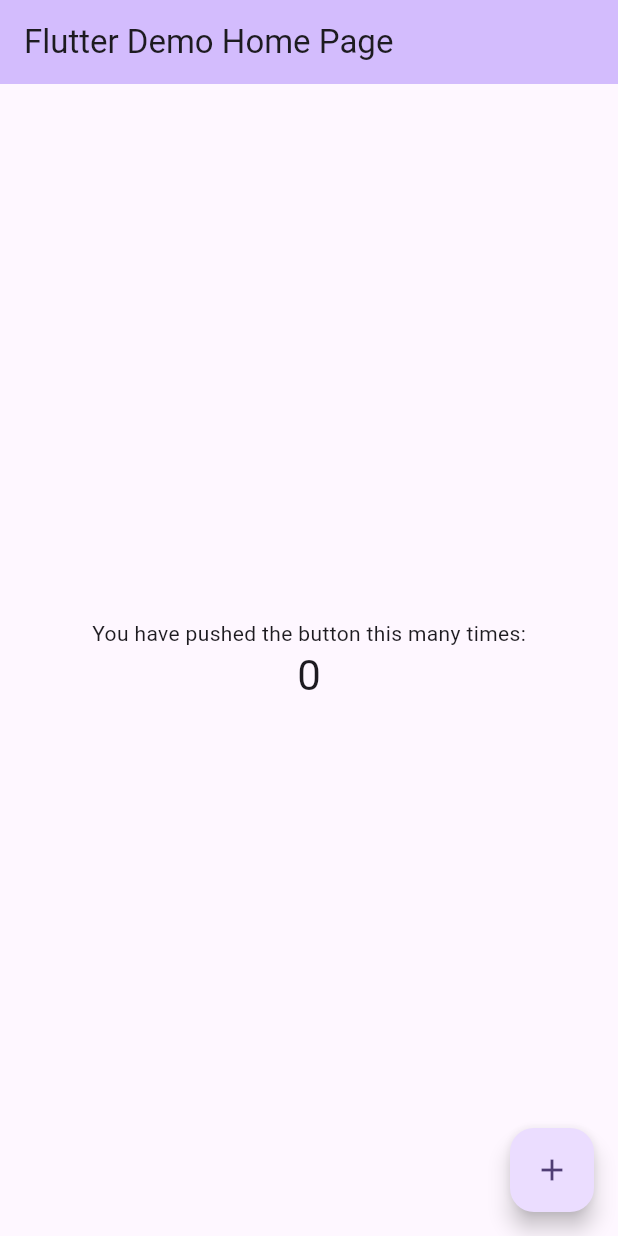
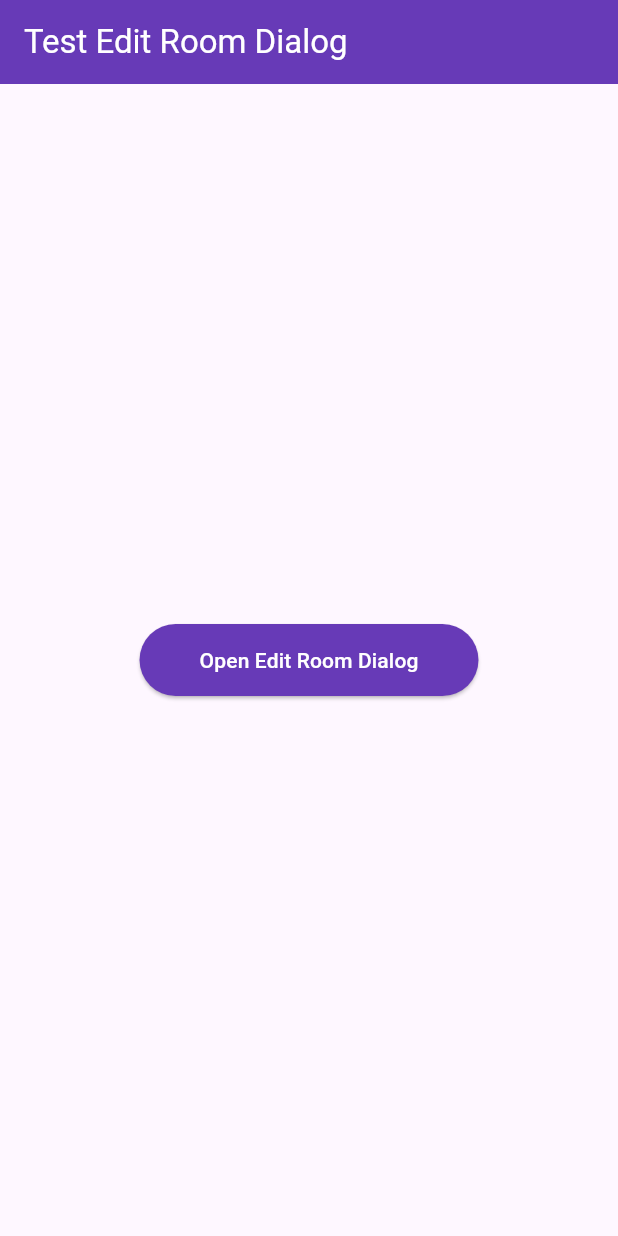
Before and after one commit to 6631501194-cmd/roombooking-frontend, a Flutter app: the screen it shows after launch, on a phone screen of 412 x 824 dp. Run offline on Flutter 3.47's test engine with Material 3 defaults, Android fonts, the phone set to English and light mode, and no system bars; our stand-ins replace image_picker.

Commit message:
fix main.dart to test

```diff
--- a/lib/main.dart
+++ b/lib/main.dart
@@ -1,4 +1,5 @@
 import 'package:flutter/material.dart';
+import 'edit_room_dialog.dart';
 
 void main() {
   runApp(const MyApp());
@@ -7,116 +8,67 @@ void main() {
 class MyApp extends StatelessWidget {
   const MyApp({super.key});
 
-  // This widget is the root of your application.
   @override
   Widget build(BuildContext context) {
     return MaterialApp(
-      title: 'Flutter Demo',
+      debugShowCheckedModeBanner: false,
+      title: 'Edit Room Dialog Demo',
       theme: ThemeData(
-        // This is the theme of your application.
-        //
-        // TRY THIS: Try running your application with "flutter run". You'll see
-        // the application has a purple toolbar. Then, without quitting the app,
-        // try changing the seedColor in the colorScheme below to Colors.green
-        // and then invoke "hot reload" (save your changes or press the "hot
-        // reload" button in a Flutter-supported IDE, or press "r" if you used
-        // the command line to start the app).
-        //
-        // Notice that the counter didn't reset back to zero; the application
-        // state is not lost during the reload. To reset the state, use hot
-        // restart instead.
-        //
-        // This works for code too, not just values: Most code changes can be
-        // tested with just a hot reload.
         colorScheme: ColorScheme.fromSeed(seedColor: Colors.deepPurple),
+        useMaterial3: true,
       ),
-      home: const MyHomePage(title: 'Flutter Demo Home Page'),
+      home: const EditRoomTestPage(),
     );
   }
 }
 
-class MyHomePage extends StatefulWidget {
-  const MyHomePage({super.key, required this.title});
-
-  // This widget is the home page of your application. It is stateful, meaning
-  // that it has a State object (defined below) that contains fields that affect
-  // how it looks.
-
-  // This class is the configuration for the state. It holds the values (in this
-  // case the title) provided by the parent (in this case the App widget) and
-  // used by the build method of the State. Fields in a Widget subclass are
-  // always marked "final".
-
-  final String title;
+class EditRoomTestPage extends StatefulWidget {
+  const EditRoomTestPage({super.key});
 
   @override
-  State<MyHomePage> createState() => _MyHomePageState();
+  State<EditRoomTestPage> createState() => _EditRoomTestPageState();
 }
 
-class _MyHomePageState extends State<MyHomePage> {
-  int _counter = 0;
+class _EditRoomTestPageState extends State<EditRoomTestPage> {
+  final Map<String, dynamic> testRoom = {
+    "name": "Room 201",
+    "type": "Meeting Room",
+    "image": "assets/images/studyRoom1.png",
+  };
 
-  void _incrementCounter() {
-    setState(() {
-      // This call to setState tells the Flutter framework that something has
-      // changed in this State, which causes it to rerun the build method below
-      // so that the display can reflect the updated values. If we changed
-      // _counter without calling setState(), then the build method would not be
-      // called again, and so nothing would appear to happen.
-      _counter++;
-    });
+  void _openDialog() async {
+    final result = await showDialog<Map<String, dynamic>>(
+      context: context,
+      builder: (context) => EditRoomDialog(room: testRoom),
+    );
+
+    if (result != null) {
+      debugPrint("Updated Room: $result");
+      ScaffoldMessenger.of(context).showSnackBar(
+        const SnackBar(content: Text('Room updated successfully!')),
+      );
+    }
   }
 
   @override
   Widget build(BuildContext context) {
-    // This method is rerun every time setState is called, for instance as done
-    // by the _incrementCounter method above.
-    //
-    // The Flutter framework has been optimized to make rerunning build methods
-    // fast, so that you can just rebuild anything that needs updating rather
-    // than having to individually change instances of widgets.
     return Scaffold(
       appBar: AppBar(
-        // TRY THIS: Try changing the color here to a specific color (to
-        // Colors.amber, perhaps?) and trigger a hot reload to see the AppBar
-        // change color while the other colors stay the same.
-        backgroundColor: Theme.of(context).colorScheme.inversePrimary,
-        // Here we take the value from the MyHomePage object that was created by
-        // the App.build method, and use it to set our appbar title.
-        title: Text(widget.title),
+        title: const Text("Test Edit Room Dialog"),
+        backgroundColor: Colors.deepPurple,
+        foregroundColor: Colors.white,
       ),
       body: Center(
-        // Center is a layout widget. It takes a single child and positions it
-        // in the middle of the parent.
-        child: Column(
-          // Column is also a layout widget. It takes a list of children and
-          // arranges them vertically. By default, it sizes itself to fit its
-          // children horizontally, and tries to be as tall as its parent.
-          //
-          // Column has various properties to control how it sizes itself and
-          // how it positions its children. Here we use mainAxisAlignment to
-          // center the children vertically; the main axis here is the vertical
-          // axis because Columns are vertical (the cross axis would be
-          // horizontal).
-          //
-          // TRY THIS: Invoke "debug painting" (choose the "Toggle Debug Paint"
-          // action in the IDE, or press "p" in the console), to see the
-          // wireframe for each widget.
-          mainAxisAlignment: MainAxisAlignment.center,
-          children: <Widget>[
-            const Text('You have pushed the button this many times:'),
-            Text(
-              '$_counter',
-              style: Theme.of(context).textTheme.headlineMedium,
-            ),
-          ],
+        child: ElevatedButton(
+          onPressed: _openDialog,
+          style: ElevatedButton.styleFrom(
+            backgroundColor: Colors.deepPurple,
+            foregroundColor: Colors.white,
+            padding: const EdgeInsets.symmetric(horizontal: 40, vertical: 14),
+          ),
+          child: const Text("Open Edit Room Dialog"),
         ),
       ),
-      floatingActionButton: FloatingActionButton(
-        onPressed: _incrementCounter,
-        tooltip: 'Increment',
-        child: const Icon(Icons.add),
-      ), // This trailing comma makes auto-formatting nicer for build methods.
     );
   }
 }
```
Also changed, not shown: pubspec.lock, 14 other files.
